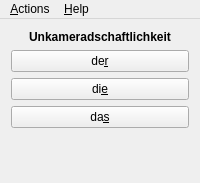
Old version of the form mainwindow.ui in the repository lawand/gngt.
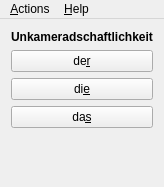
New version of the form.

Patch:
```diff
--- a/mainwindow.ui
+++ b/mainwindow.ui
@@ -2,6 +2,14 @@
 <ui version="4.0">
  <class>MainWindow</class>
  <widget class="QMainWindow" name="MainWindow">
+  <property name="geometry">
+   <rect>
+    <x>0</x>
+    <y>0</y>
+    <width>160</width>
+    <height>187</height>
+   </rect>
+  </property>
   <property name="windowTitle">
    <string>GNGT</string>
   </property>
@@ -78,7 +86,7 @@
      <height>20</height>
     </rect>
    </property>
-   <widget class="QMenu" name="menuFile">
+   <widget class="QMenu" name="menuActions">
     <property name="title">
      <string>&amp;Actions</string>
     </property>
@@ -91,7 +99,7 @@
     </property>
     <addaction name="actionAbout"/>
    </widget>
-   <addaction name="menuFile"/>
+   <addaction name="menuActions"/>
    <addaction name="menuHelp"/>
   </widget>
   <action name="actionEdit_Nouns">
```
